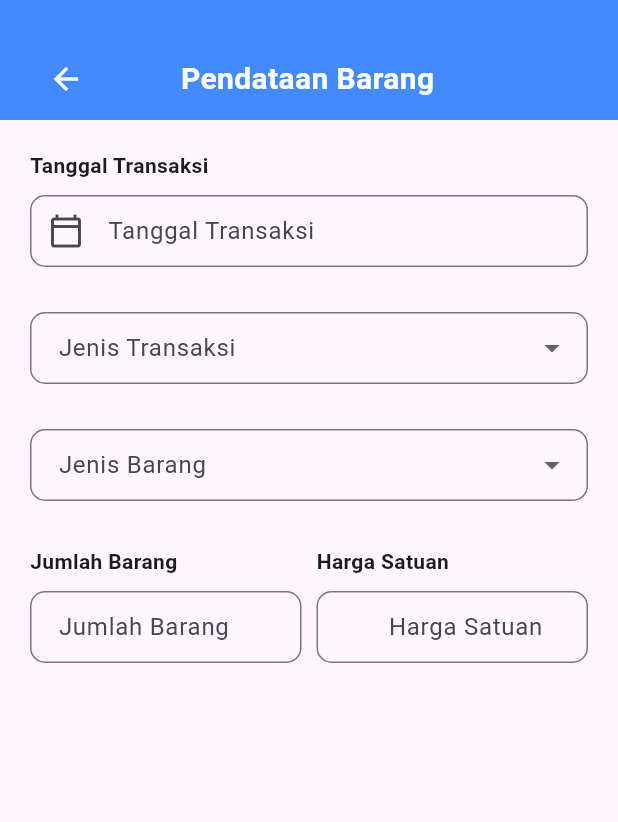
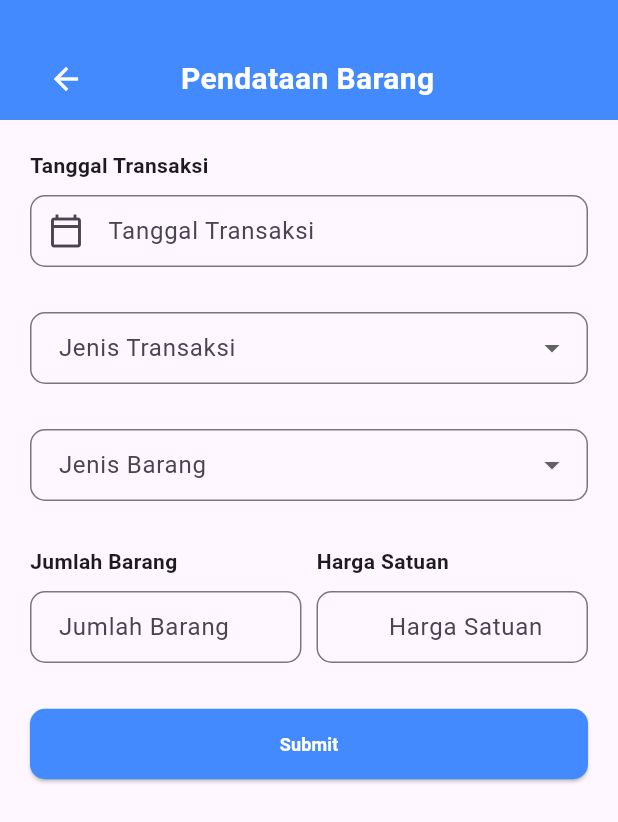
Before and after one commit to Muhammadalif1213/20220140075_UCP1Flutter, a Flutter app: the BrgPage screen opened directly with empty values, on a phone screen of 412 x 824 dp. Shown: the top 822 px of the screen. Run offline on Flutter 3.47's test engine with Material 3 defaults, Android fonts, the phone set to English and light mode, and no system bars.

```diff
--- a/lib/brg_page.dart
+++ b/lib/brg_page.dart
@@ -1,5 +1,6 @@
 import 'package:flutter/material.dart';
 import 'package:intl/intl.dart';
+import 'package:ucp_1/detail_brg_page.dart';
 
 class BrgPage extends StatefulWidget {
   final String email;
@@ -286,6 +287,45 @@ class _BrgPageState extends State<BrgPage> {
                   ],
                 ),
                 SizedBox(height: 30),
+                ElevatedButton(
+                  onPressed: () {
+                    if (valKey.currentState!.validate()) {
+                      calculateTotalPrice();
+                      Navigator.push(
+                        context,
+                        MaterialPageRoute(
+                          builder:
+                              (context) => DetailBrgPage(
+                                email: widget.email,
+                                jumlahBarang: jumlahBarangController.text,
+                                tanggal: tanggalController.text,
+                                jenisTransaksi: transaksiValue.toString(),
+                                jenisBarang: barangValue.toString(),
+                                hargaSatuan: hargaSatuanController.text,
+                                totalHarga: totalHarga,
+                              ),
+                        ),
+                      );
+                    }
+                  },
+                  style: ElevatedButton.styleFrom(
+                    shape: RoundedRectangleBorder(
+                      borderRadius: BorderRadius.circular(10),
+                    ),
+                    padding: EdgeInsets.symmetric(vertical: 15),
+                    backgroundColor: Colors.blueAccent,
+                  ),
+                  child: Center(
+                    child: Text(
+                      'Submit',
+                      style: TextStyle(
+                        fontSize: 12,
+                        color: Colors.white,
+                        fontWeight: FontWeight.bold,
+                      ),
+                    ),
+                  ),
+                ),
               ],
             ),
           ),
```
